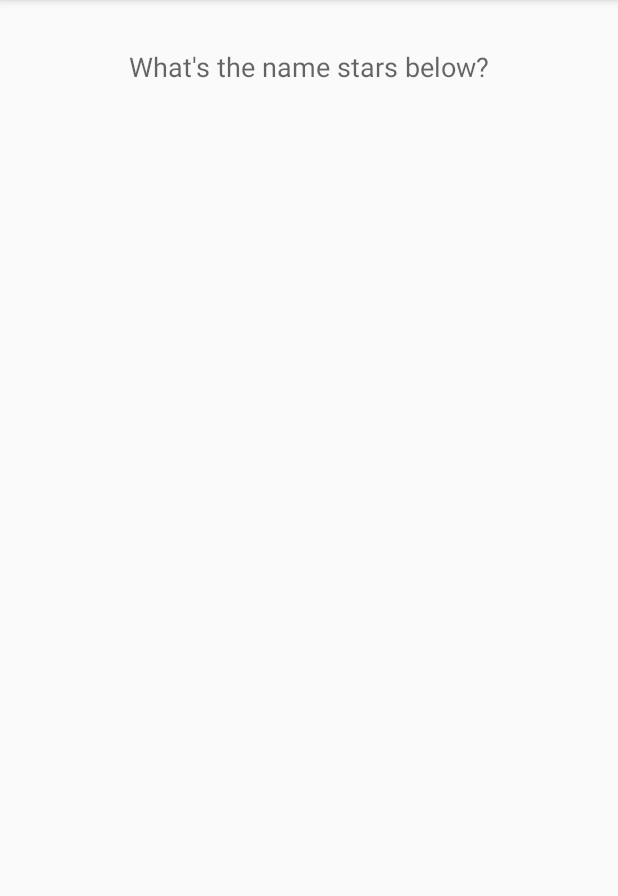
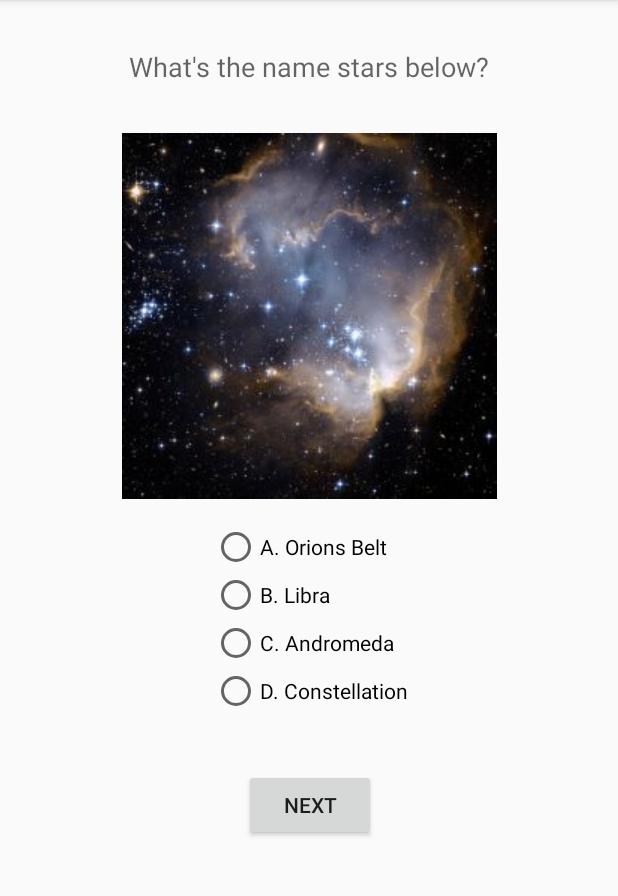
Before and after one commit to chimwemweshaba/aad-team-64-animation-challenge, an Android app: the FourthActivity screen opened directly, with no data from a screen before it, on a phone screen of 412 x 824 dp, the part 84-980 px from its top. Run offline under Robolectric (Android 15) with nearby library versions, the phone set to English and light mode, and no system bars.

Commit message:
Fourth animation screen

```diff
--- a/app/src/main/java/com/aadteam64/groupchallenge/FourthActivity.kt
+++ b/app/src/main/java/com/aadteam64/groupchallenge/FourthActivity.kt
@@ -1,13 +1,52 @@
 package com.aadteam64.groupchallenge
 
+import android.animation.AnimatorSet
+import android.animation.ObjectAnimator
 import androidx.appcompat.app.AppCompatActivity
 import android.os.Bundle
+import android.view.View
+import androidx.core.view.isVisible
+import kotlinx.android.synthetic.main.activity_fourth.*
+import kotlinx.android.synthetic.main.activity_second.*
+import kotlinx.android.synthetic.main.activity_third.*
 
 class FourthActivity : AppCompatActivity() {
 
     override fun onCreate(savedInstanceState: Bundle?) {
         super.onCreate(savedInstanceState)
         setContentView(R.layout.activity_fourth)
+        val imgView = ObjectAnimator.ofFloat(image_view_stars, "alpha", 2.0f, 0.0f)
+        imgView.duration = 2000
+        val scaleX = ObjectAnimator.ofFloat(image_view_stars, "scaleX", 1.0f, 1.3f)
+        scaleX.duration = 500
+    }
+
+    fun correct (view: View) {
+
+        // Root Animator Set
+        val rootSet = AnimatorSet()
+
+        // Flip Animation
+        val btn_1 = ObjectAnimator.ofFloat(radio_btn_1, "alpha", 1.0f, 0.0f)
+        btn_1.duration = 1000
+
+        // Scale Animations
+        val btn_2 = ObjectAnimator.ofFloat(radio_btn_2, "alpha", 1.0f, 0.0f)
+        btn_2.duration = 1000
+
+
+        val btn_3 = ObjectAnimator.ofFloat(radio_btn_3, "alpha", 1.0f, 0.0f)
+        btn_3.duration = 1000
+
+
+        rootSet.playTogether(btn_1, btn_2, btn_3)
+
+        rootSet.start()
+        buttonNext.isVisible = true
+        radio_btn_1.isClickable = false
+        radio_btn_2.isClickable = false
+        radio_btn_3.isClickable = false
+        radio_btn_4.isClickable = false
     }
 
 }
--- a/app/src/main/java/com/aadteam64/groupchallenge/SecondActivity.kt
+++ b/app/src/main/java/com/aadteam64/groupchallenge/SecondActivity.kt
@@ -19,7 +19,7 @@ SecondActivity : AppCompatActivity()
         setContentView(R.layout.activity_second)
 
         buttonNext.setOnClickListener {
-            val intent = Intent(this, ThirdActivity::class.java)
+            val intent = Intent(this, FourthActivity::class.java)
             startActivity(intent)
         }
     }
--- a/app/src/main/res/layout/activity_fourth.xml
+++ b/app/src/main/res/layout/activity_fourth.xml
@@ -16,4 +16,58 @@
         app:layout_constraintEnd_toEndOf="parent"
         app:layout_constraintStart_toStartOf="parent"
         app:layout_constraintTop_toTopOf="parent" />
+
+    <ImageView
+        android:id="@+id/image_view_stars"
+        android:layout_width="wrap_content"
+        android:layout_height="wrap_content"
+        android:layout_marginTop="32dp"
+        app:layout_constraintEnd_toEndOf="parent"
+        app:layout_constraintStart_toStartOf="parent"
+        app:layout_constraintTop_toBottomOf="@+id/text_question"
+        app:srcCompat="@drawable/contellations" />
+
+    <Button
+        android:id="@+id/btnNext"
+        android:layout_width="wrap_content"
+        android:layout_height="wrap_content"
+        android:layout_marginTop="36dp"
+        android:text="Next"
+        app:layout_constraintEnd_toEndOf="@+id/radioGroup2"
+        app:layout_constraintStart_toStartOf="@+id/radioGroup2"
+        app:layout_constraintTop_toBottomOf="@+id/radioGroup2" />
+
+    <RadioGroup
+        android:id="@+id/radioGroup2"
+        android:layout_width="wrap_content"
+        android:layout_height="wrap_content"
+        android:layout_marginTop="16dp"
+        app:layout_constraintEnd_toEndOf="@+id/image_view_stars"
+        app:layout_constraintStart_toStartOf="@+id/image_view_stars"
+        app:layout_constraintTop_toBottomOf="@+id/image_view_stars">
+
+        <RadioButton
+            android:id="@+id/radio_btn_1"
+            android:layout_width="match_parent"
+            android:layout_height="wrap_content"
+            android:text="A. Orions Belt" />
+
+        <RadioButton
+            android:id="@+id/radio_btn_2"
+            android:layout_width="match_parent"
+            android:layout_height="wrap_content"
+            android:text="B. Libra" />
+
+        <RadioButton
+            android:id="@+id/radio_btn_3"
+            android:layout_width="match_parent"
+            android:layout_height="wrap_content"
+            android:text="C. Andromeda" />
+
+        <RadioButton
+            android:id="@+id/radio_btn_4"
+            android:layout_width="match_parent"
+            android:layout_height="wrap_content"
+            android:text="D. Constellation" />
+    </RadioGroup>
 </androidx.constraintlayout.widget.ConstraintLayout>
```
Also changed, not shown: app/src/main/java/com/aadteam64/groupchallenge/SpinActivity.kt (added, +43 -0 lines), app/src/main/res/anim/rotate.xml (added, +11 -0 lines), app/src/main/res/layout/activity_spin.xml (added, +52 -0 lines), app/src/main/res/drawable/arrow_head.jpg (added), app/src/main/res/drawable/arrow_head_icon.jpg (added), app/src/main/res/drawable/contellations.jpg (added), app/src/main/res/drawable/loading_circle.png (added).
